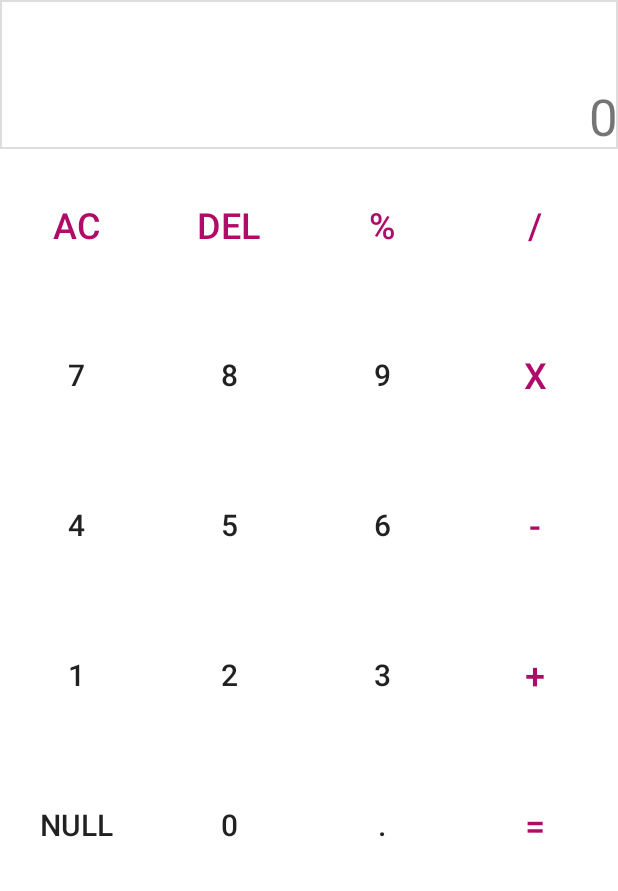
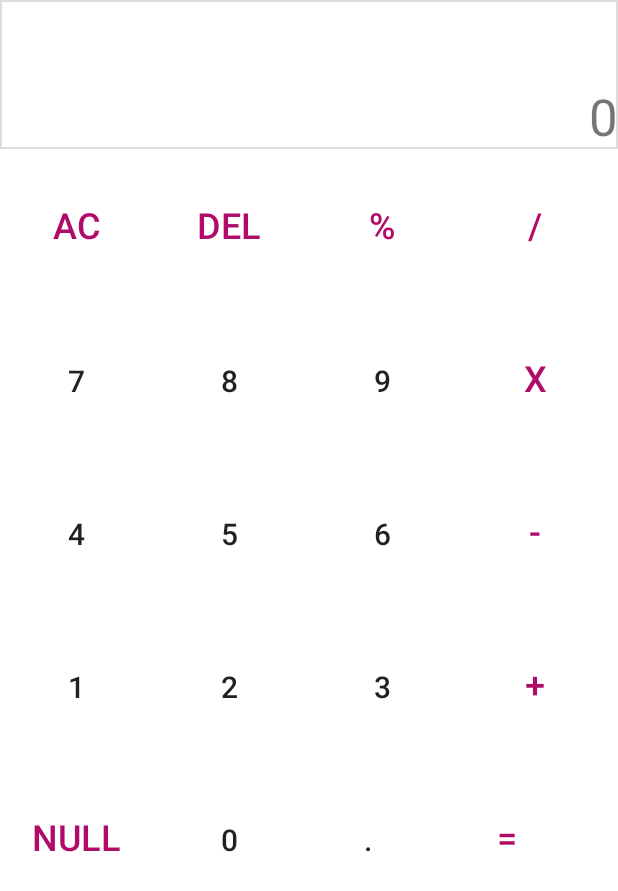
Before and after one commit to NataliaMedeiros/Calculator, an Android app: the layout activity_main.xml on its own in the app's theme, with its tools: preview values and no code run, on a phone screen of 412 x 824 dp. Shown: the top 891 px of the screen. Run offline under Robolectric (Android 15) with nearby library versions, the phone set to English and light mode, and no system bars.

Commit message:
Changes of PR #1

```diff
--- a/app/src/main/res/layout/activity_main.xml
+++ b/app/src/main/res/layout/activity_main.xml
@@ -18,154 +18,152 @@
         android:gravity="bottom|end"
         android:maxLines="2"
         android:scrollbars="vertical"
-        android:text="0"
+        android:text="@string/zero"
         android:textDirection="firstStrong"
         android:textSize="34sp"
         app:layout_constraintStart_toEndOf="parent"
         app:layout_constraintTop_toTopOf="parent" />
 
+
+    <LinearLayout
+        android:id="@+id/line1"
+        android:layout_width="match_parent"
+        android:layout_height="102dp"
+        app:layout_constraintTop_toBottomOf="@+id/screen">
+
         <Button
             android:id="@+id/erase"
             style="@style/test"
-        android:text="AC"
-        app:layout_constraintBottom_toTopOf="@+id/seven"
-        app:layout_constraintEnd_toStartOf="@+id/delete"
-        app:layout_constraintStart_toStartOf="parent"
-        app:layout_constraintTop_toBottomOf="@+id/screen" />
+            android:text="@string/ac"/>
 
         <Button
             android:id="@+id/delete"
             style="@style/test"
-        android:text="Del"
-        app:layout_constraintStart_toEndOf="@+id/erase"
-        app:layout_constraintTop_toBottomOf="@+id/screen" />
+            android:text="@string/del"/>
 
 
         <Button
             android:id="@+id/percent"
             style="@style/test"
-        android:text="%"
-        app:layout_constraintStart_toEndOf="@+id/delete"
-        app:layout_constraintTop_toBottomOf="@+id/screen" />
+            android:text="@string/percentage"/>
 
         <Button
             android:id="@+id/division"
             style="@style/test"
-        android:text="/"
-        app:layout_constraintStart_toEndOf="@+id/percent"
-        app:layout_constraintTop_toBottomOf="@+id/screen" />
+            android:text="@string/division"/>
+
+    </LinearLayout>
+
+    <LinearLayout
+        android:id="@+id/line2"
+        android:layout_width="match_parent"
+        android:layout_height="102dp"
+        app:layout_constraintTop_toBottomOf="@+id/line1">
 
         <Button
             android:id="@+id/seven"
             style="@style/numbers"
-        android:text="7"
-        app:layout_constraintStart_toStartOf="parent"
-        app:layout_constraintTop_toBottomOf="@+id/erase" />
+            android:text="@string/seven"/>
 
         <Button
             android:id="@+id/eight"
             style="@style/numbers"
-        android:text="8"
-        app:layout_constraintStart_toEndOf="@+id/seven"
-        app:layout_constraintTop_toBottomOf="@+id/delete" />
+            android:text="@string/eight"/>
 
         <Button
             android:id="@+id/nine"
             style="@style/numbers"
-        android:text="9"
-        app:layout_constraintStart_toEndOf="@+id/eight"
-        app:layout_constraintTop_toBottomOf="@+id/percent" />
+            android:text="@string/nine"/>
 
         <Button
             android:id="@+id/multiplication"
             style="@style/test"
-        android:text="X"
-        app:layout_constraintStart_toEndOf="@+id/nine"
-        app:layout_constraintTop_toBottomOf="@+id/division" />
+            android:text="@string/multiplication"/>
+
+    </LinearLayout>
+
+    <LinearLayout
+        android:id="@+id/line3"
+        android:layout_width="match_parent"
+        android:layout_height="102dp"
+        app:layout_constraintTop_toBottomOf="@+id/line2">
 
         <Button
             android:id="@+id/four"
             style="@style/numbers"
-        android:text="4"
-        app:layout_constraintStart_toStartOf="parent"
-        app:layout_constraintTop_toBottomOf="@+id/multiplication" />
+            android:text="@string/four"/>
 
         <Button
             android:id="@+id/five"
             style="@style/numbers"
-        android:text="5"
-        app:layout_constraintStart_toEndOf="@+id/four"
-        app:layout_constraintTop_toBottomOf="@+id/eight" />
+            android:text="@string/five"/>
 
         <Button
             android:id="@+id/six"
             style="@style/numbers"
-        android:text="6"
-        app:layout_constraintStart_toEndOf="@+id/five"
-        app:layout_constraintTop_toBottomOf="@+id/nine" />
+            android:text="@string/six"/>
 
         <Button
             android:id="@+id/minus"
             style="@style/test"
-        android:text="-"
-        app:layout_constraintStart_toEndOf="@id/six"
-        app:layout_constraintTop_toBottomOf="@+id/multiplication" />
+            android:text="@string/minus"/>
+
+    </LinearLayout>
+
+    <LinearLayout
+        android:id="@+id/line4"
+        android:layout_width="match_parent"
+        android:layout_height="102dp"
+        app:layout_constraintTop_toBottomOf="@+id/line3">
 
         <Button
             android:id="@+id/one"
             style="@style/numbers"
-        android:text="1"
-        app:layout_constraintStart_toStartOf="parent"
-        app:layout_constraintTop_toBottomOf="@+id/four" />
+            android:text="@string/one"/>
 
         <Button
             android:id="@+id/two"
             style="@style/numbers"
-        android:text="2"
-        app:layout_constraintStart_toEndOf="@+id/one"
-        app:layout_constraintTop_toBottomOf="@+id/five" />
+            android:text="@string/two"/>
 
         <Button
             android:id="@+id/three"
             style="@style/numbers"
-        android:text="3"
-        app:layout_constraintStart_toEndOf="@+id/two"
-        app:layout_constraintTop_toBottomOf="@+id/six" />
+            android:text="@string/three"/>
 
         <Button
             android:id="@+id/sum"
             style="@style/test"
-        android:text="+"
-        app:layout_constraintStart_toEndOf="@+id/three"
-        app:layout_constraintTop_toBottomOf="@+id/minus" />
+            android:text="@string/sum"/>
+
+    </LinearLayout>
+
+    <LinearLayout
+        android:id="@+id/line5"
+        android:layout_width="match_parent"
+        android:layout_height="102dp"
+        app:layout_constraintTop_toBottomOf="@+id/line4">
 
         <Button
             android:id="@+id/undefined"
-        style="@style/numbers"
-        android:text="Null"
-        app:layout_constraintStart_toStartOf="parent"
-        app:layout_constraintTop_toBottomOf="@+id/one" />
+            style="@style/test"
+            android:text="Null"/>
 
         <Button
             android:id="@+id/zero"
             style="@style/numbers"
-        android:text="0"
-        app:layout_constraintStart_toEndOf="@+id/one"
-        app:layout_constraintTop_toBottomOf="@+id/two" />
+            android:text="@string/zero"/>
 
         <Button
             android:id="@+id/dot"
-        style="@style/numbers"
-        android:text="."
-        app:layout_constraintStart_toEndOf="@+id/two"
-        app:layout_constraintTop_toBottomOf="@+id/three" />
+            style="@style/numbersPageTwo"
+            android:text="@string/dot"/>
 
         <Button
             android:id="@+id/equal"
             style="@style/test"
-        android:text="="
-        app:layout_constraintEnd_toEndOf="@+id/sum"
-        app:layout_constraintTop_toBottomOf="@+id/sum" />
+            android:text="@string/equal"/>
 
+    </LinearLayout>
 
 </androidx.constraintlayout.widget.ConstraintLayout>
--- a/app/src/main/res/values/strings.xml
+++ b/app/src/main/res/values/strings.xml
@@ -1,4 +1,23 @@
 <resources>
     <string name="app_name">Calculator</string>
-    <string name="result">%1$.2f %2$s %3$.2f \n = %4$.2f</string>
+    <string name="result">%1$.2s %2$s %3$.2s \n = %4$.2f</string>
+    <string name="zero">0</string>
+    <string name="ac">AC</string>
+    <string name="del">Del</string>
+    <string name="percentage">%</string>
+    <string name="division">/</string>
+    <string name="seven">7</string>
+    <string name="eight">8</string>
+    <string name="nine">9</string>
+    <string name="multiplication">X</string>
+    <string name="four">4</string>
+    <string name="five">5</string>
+    <string name="six">6</string>
+    <string name="minus">-</string>
+    <string name="one">1</string>
+    <string name="two">2</string>
+    <string name="three">3</string>
+    <string name="sum">+</string>
+    <string name="dot">.</string>
+    <string name="equal">=</string>
 </resources>
--- a/app/src/main/res/values/styles.xml
+++ b/app/src/main/res/values/styles.xml
@@ -18,13 +18,31 @@
         <item name="android:textSize">24dp</item>
     </style>
 
+    <style name="numbersPageTwo" parent="@style/Widget.AppCompat.Button.Borderless">
+        <item name ="android:layout_width">83dp</item>
+        <item name="android:layout_height">73dp</item>
+        <item name="android:insetTop">0dp</item>
+        <item name="android:insetBottom">0dp</item>
+        <item name="android:textColor">@color/material_on_primary_emphasis_high_type</item>
+        <item name="android:textSize">20dp</item>
+    </style>
+
     <style name="operators" parent="@style/Widget.AppCompat.Button.Borderless">
         <item name ="android:layout_width">83dp</item>
-        <item name="android:layout_height">72dp</item>
+        <item name="android:layout_height">73dp</item>
         <item name="android:insetTop">0dp</item>
         <item name="android:insetBottom">0dp</item>
         <item name="android:textColor">#B00B69</item>
-        <item name="android:textSize">24dp</item>
+        <item name="android:textSize">20dp</item>
+    </style>
+
+    <style name="othersOperations" parent="@style/Widget.AppCompat.Button.Borderless">
+        <item name ="android:layout_width">83dp</item>
+        <item name="android:layout_height">73dp</item>
+        <item name="android:insetTop">0dp</item>
+        <item name="android:insetBottom">0dp</item>
+        <item name="android:textColor">#757575</item>
+        <item name="android:textSize">16dp</item>
     </style>
 
 </resources>
```
Also changed, not shown: app/src/main/java/com/example/calculadora/MainActivity.kt (+71 -63 lines), 1 other file. Lines whose indentation alone changed are shown as unchanged.
